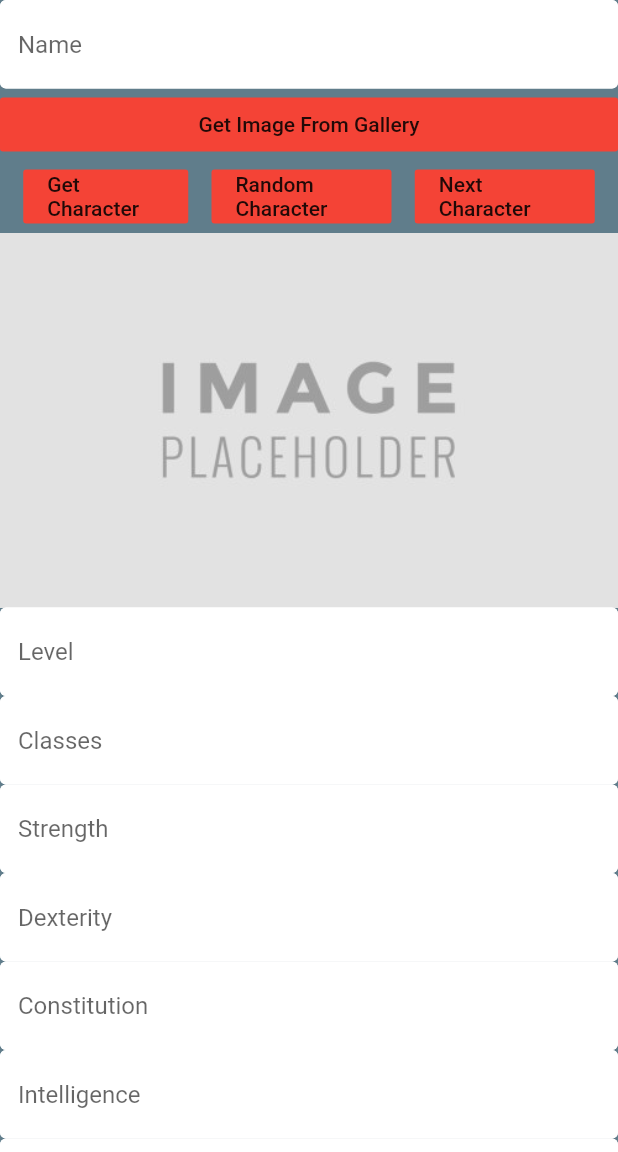
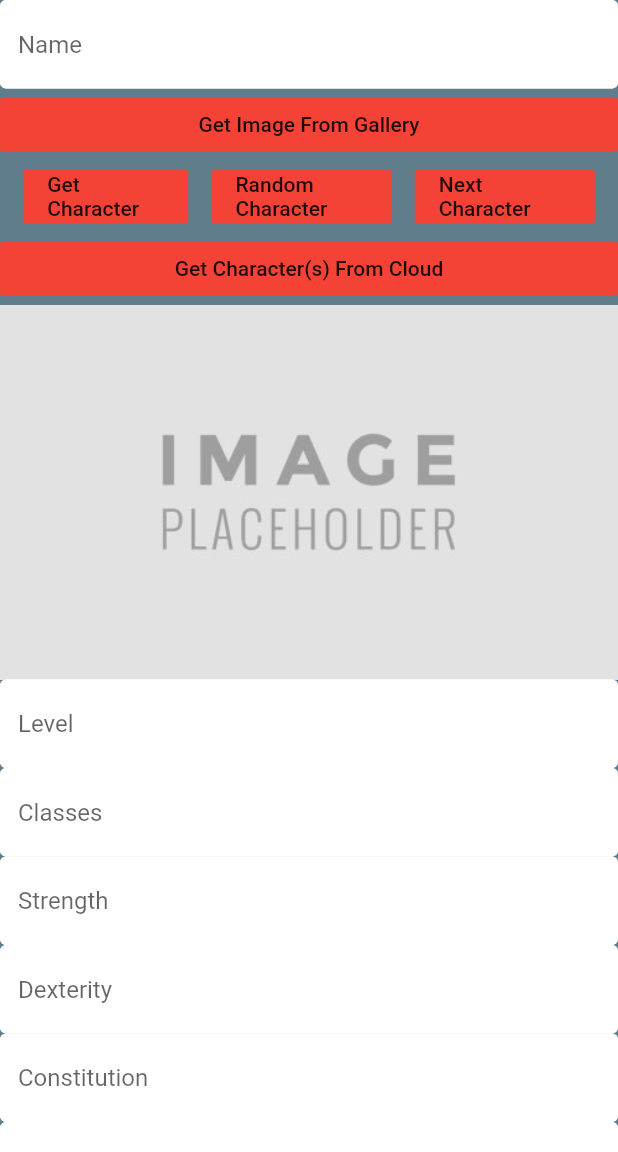
Before and after one commit to Grave2363/Table_Top_Assist, a Flutter app: the makeCharacter screen opened directly, on a phone screen of 412 x 824 dp, the part 84-1236 px from its top. Run offline on Flutter 3.47's test engine with Material 2 defaults, Android fonts, the light colour scheme and no system bars; our stand-ins replace cloud_firestore, firebase_auth, flutter_spinkit, fluttertoast, image_picker, shared_preferences; accounts and stored records are empty.

Commit message:
began to add the ability to retreive characters from the cloud

```diff
--- a/lib/Pages/charCreation.dart
+++ b/lib/Pages/charCreation.dart
@@ -1,7 +1,8 @@
 import 'dart:io';
 import 'dart:math';
-import 'package:firebase_auth/firebase_auth.dart';
 import 'package:fluttertoast/fluttertoast.dart';
+import 'package:provider/provider.dart';
+import 'package:rpgcompanion/model/CharSheet.dart';
 import 'package:rpgcompanion/servicces/auth.dart';
 import 'package:rpgcompanion/servicces/databade.dart';
 import 'package:rpgcompanion/shared/const.dart';
@@ -242,7 +243,9 @@ class _makeCharacterState extends State<makeCharacter> {
   }
   @override
   Widget build(BuildContext context) {
-    return Scaffold(
+    return StreamProvider<List<CharSheet>>.value(
+      value: databaseService().characters,
+      child: Scaffold(
           backgroundColor: Colors.blueGrey,
           appBar: AppBar(
            backgroundColor: Colors.red,
@@ -291,6 +294,11 @@ class _makeCharacterState extends State<makeCharacter> {
                   },),),
                 ],
               ),
+              FlatButton( color: Colors.red, child: Text('Get Character(s) From Cloud'),   onPressed: ()  async{
+                databaseService().setCollect(email);
+
+              },
+              ),
               getImageWidget(),
               TextField(onChanged: (val) {setState(() => level = val);}, controller: _levelController, decoration: textInputDecor.copyWith(hintText: 'Level')),
               TextField(onChanged: (val) {setState(() => classes = val);}, controller: _classController, decoration: textInputDecor.copyWith(hintText: 'Classes'), keyboardType: TextInputType.multiline, maxLines: null,),
@@ -316,7 +324,7 @@ class _makeCharacterState extends State<makeCharacter> {
                   if (_auth.IsUserAnon() == false)
                   {
                     databaseService().setCollect(email);
-                  databaseService().uploadData( i,email,_strController.text, _intController.text, _constController.text, _wisController.text, _dexController.text,
+                    databaseService().uploadData( i,_levelController.text,_classController.text,_strController.text, _intController.text, _constController.text, _wisController.text, _dexController.text,
                         _charController.text, _nameController.text, _skillController.text, _magicController.text);
                     i++;
                   }
@@ -330,6 +338,7 @@ class _makeCharacterState extends State<makeCharacter> {
             ],
           ),
         ),
+      ),
     );
   }
 }
--- a/lib/model/CharSheet.dart
+++ b/lib/model/CharSheet.dart
@@ -1,5 +1,6 @@
 class CharSheet{
   final String name;
+  final String level;
   final String strength;
   final String intelligence;
   final String constitution;
@@ -8,5 +9,6 @@ class CharSheet{
   final String charisma;
   final String magic;
   final String skills;
-  CharSheet({this.name,this.magic,this.skills, this.charisma, this.constitution, this.dexterity, this.intelligence, this.strength, this.wisdom});
+  final String classes;
+  CharSheet({this.name,this.level,this.magic,this.skills, this.charisma, this.constitution, this.dexterity, this.intelligence, this.strength, this.wisdom,this.classes});
 }
```
Also changed, not shown: lib/servicces/databade.dart (+6 -10 lines). Lines whose indentation alone changed are shown as unchanged.
